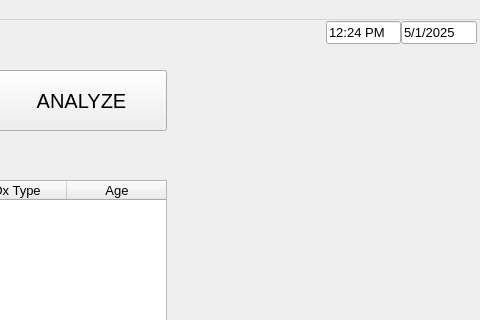
JARVIS843/Portable-Medical-Console, file UI/Skin.ui: the form before one commit; both pictures show x 544 to 1024 and y 0 to 320 of the 1024 by 600 pixel window.
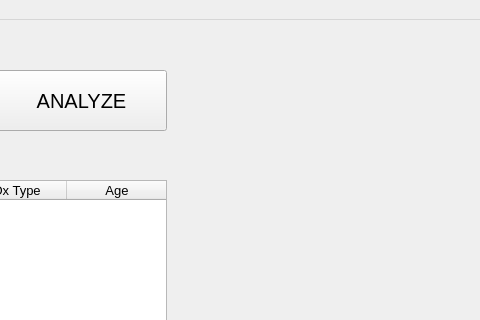
The form after the commit.

Diff of the .ui file:
```diff
--- a/UI/Skin.ui
+++ b/UI/Skin.ui
@@ -177,45 +177,6 @@
      </item>
     </layout>
    </widget>
-   <widget class="QWidget" name="layoutWidget">
-    <property name="geometry">
-     <rect>
-      <x>870</x>
-      <y>0</y>
-      <width>151</width>
-      <height>25</height>
-     </rect>
-    </property>
-    <layout class="QHBoxLayout" name="HL_Time_Date">
-     <property name="spacing">
-      <number>0</number>
-     </property>
-     <item>
-      <widget class="QLineEdit" name="lineEdit_Time">
-       <property name="font">
-        <font>
-         <pointsize>10</pointsize>
-        </font>
-       </property>
-       <property name="text">
-        <string>12:24 PM</string>
-       </property>
-      </widget>
-     </item>
-     <item>
-      <widget class="QLineEdit" name="lineEdit_Date">
-       <property name="font">
-        <font>
-         <pointsize>10</pointsize>
-        </font>
-       </property>
-       <property name="text">
-        <string>5/1/2025</string>
-       </property>
-      </widget>
-     </item>
-    </layout>
-   </widget>
    <widget class="QWidget" name="layoutWidget_2">
     <property name="geometry">
      <rect>
```
